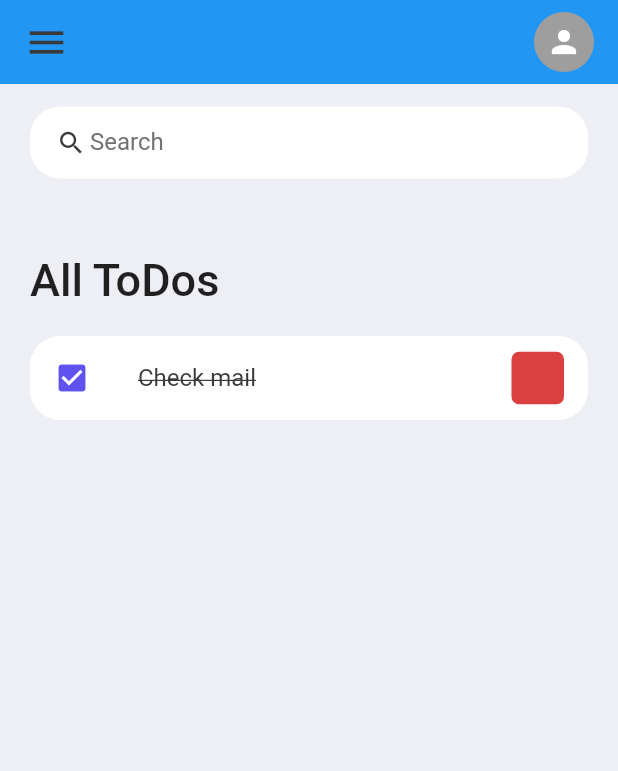
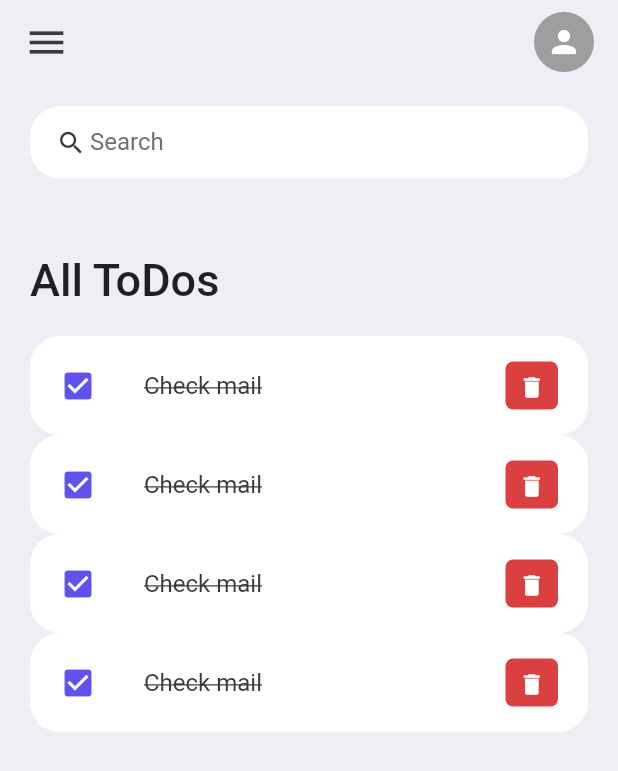
Before and after one commit to Ozurumba007/todo-app-tutorial, a Flutter app: the screen it shows after launch, after a tap on "Check mail", on a phone screen of 412 x 824 dp. Shown: the top 771 px of the screen. Run offline on Flutter 3.47's test engine with Material 2 defaults, Android fonts, the light colour scheme and no system bars.

Commit message:
added an iconButton to the todo item \ and I added 4 Extra todoItem to the home screen

```diff
--- a/lib/screens/home_screen.dart
+++ b/lib/screens/home_screen.dart
@@ -18,6 +18,7 @@ class _HomeScreenState extends State<HomeScreen> {
       backgroundColor: tdBGColor,
       appBar: _buildAppBar(),
       body: Container(
+        margin: EdgeInsets.only(bottom: 20),
         padding: EdgeInsets.symmetric(
           horizontal: 20,
           vertical: 15,
@@ -41,6 +42,9 @@ class _HomeScreenState extends State<HomeScreen> {
                       ),
                     ),
                   ),
+                  TodoItem(),
+                  TodoItem(),
+                  TodoItem(),
                   TodoItem(),
                 ],
               ),
@@ -81,6 +85,7 @@ class _HomeScreenState extends State<HomeScreen> {
   AppBar _buildAppBar() {
     return AppBar(
       elevation: 0,
+      backgroundColor: tdBGColor,
       title: Row(
         mainAxisAlignment: MainAxisAlignment.spaceBetween,
         children: [
--- a/lib/widgets/todo_item.dart
+++ b/lib/widgets/todo_item.dart
@@ -8,9 +8,15 @@ class TodoItem extends StatelessWidget {
   Widget build(BuildContext context) {
     return Container(
       child: ListTile(
-        onTap: () {},
+        onTap: () {
+          print('Clicked on Todo Item');
+        },
         shape: RoundedRectangleBorder(
           borderRadius: BorderRadius.circular(20),
+        ),
+        contentPadding: EdgeInsets.symmetric(
+          horizontal: 20,
+          vertical: 5,
         ),
         tileColor: Colors.white,
         leading: Icon(Icons.check_box, color: tdBlue),
@@ -23,12 +29,22 @@ class TodoItem extends StatelessWidget {
           ),
         ),
         trailing: Container(
+          padding: EdgeInsets.all(0),
+          margin: EdgeInsets.symmetric(vertical: 12),
           height: 35,
           width: 35,
           decoration: BoxDecoration(
             color: tdRed,
             borderRadius: BorderRadius.circular(5),
           ),
+          child: IconButton(
+            iconSize: 18,
+            icon: Icon(Icons.delete),
+            color: Colors.white,
+            onPressed: () {
+              print('Clicked on deleted icon');
+            },
+          ),
         ),
       ),
     );
```
